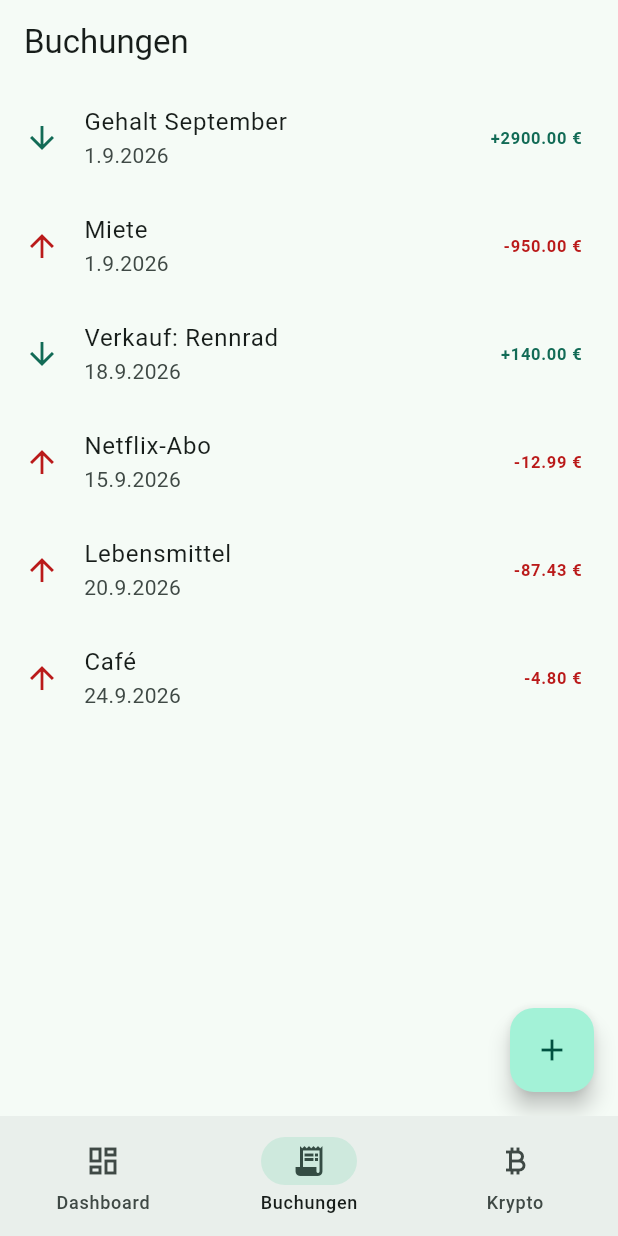
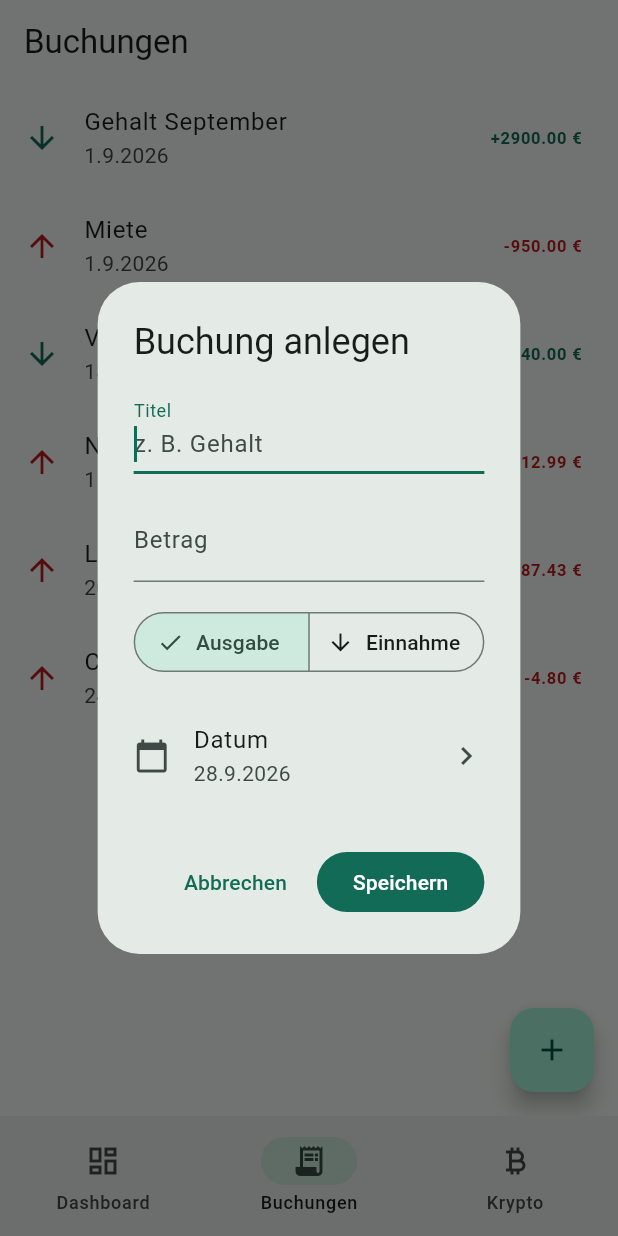
Before and after one commit to jchillah/wealth_flow, a Flutter app: the screen it shows after launch, item 2 of the bottom bar chosen, after a tap on the "add" icon, on a phone screen of 412 x 824 dp. Run offline on Flutter 3.47's test engine with Material 3 defaults, Android fonts, the phone set to English and light mode, and no system bars; our stand-ins replace equatable, flutter_bloc.

Commit message:
feat: implement AddTransactionDialog for creating transactions

```diff
--- a/lib/features/transactions/presentation/transactions_screen.dart
+++ b/lib/features/transactions/presentation/transactions_screen.dart
@@ -1,7 +1,9 @@
+// features/transactions/presentation/transactions_screen.dart
 import 'package:flutter/material.dart';
 import 'package:flutter_bloc/flutter_bloc.dart';
-
+import 'package:wealth_flow/features/transactions/domain/transaction_entry.dart';
 import 'package:wealth_flow/features/transactions/presentation/bloc/transaction_bloc.dart';
+import 'package:wealth_flow/features/transactions/presentation/widgets/add_transaction_dialog.dart';
 
 /// Feature: transactions – presentation layer.
 /// Bloc-driven: state in, widgets out. The screen owns NO data itself.
@@ -55,10 +57,17 @@ class TransactionsScreen extends StatelessWidget {
         },
       ),
       floatingActionButton: FloatingActionButton(
-        onPressed: () {
-          // #4: opens the "Buchung anlegen" dialog (your task!)
-          // Hint: context.read<TransactionBloc>()
-          //          .add(TransactionAdded(...));
+        onPressed: () async {
+          final entry = await showDialog<TransactionEntry>(
+            context: context,
+            builder: (_) => const AddTransactionDialog(),
+          );
+
+          if (!context.mounted || entry == null) {
+            return;
+          }
+
+          context.read<TransactionBloc>().add(TransactionAdded(entry));
         },
         child: const Icon(Icons.add),
       ),
--- /dev/null
+++ b/lib/features/transactions/presentation/widgets/add_transaction_dialog.dart
@@ -0,0 +1,172 @@
+// features/transactions/presentation/widgets/add_transaction_dialog.dart
+import 'package:flutter/material.dart';
+import 'package:wealth_flow/features/transactions/domain/transaction_entry.dart';
+
+class AddTransactionDialog extends StatefulWidget {
+  const AddTransactionDialog({super.key});
+
+  @override
+  State<AddTransactionDialog> createState() => _AddTransactionDialogState();
+}
+
+class _AddTransactionDialogState extends State<AddTransactionDialog> {
+  final _formKey = GlobalKey<FormState>();
+
+  final _titleController = TextEditingController();
+  final _amountController = TextEditingController();
+
+  bool _isIncome = false;
+  DateTime _selectedDate = DateTime.now();
+
+  @override
+  void dispose() {
+    _titleController.dispose();
+    _amountController.dispose();
+    super.dispose();
+  }
+
+  void _submit() {
+    if (!_formKey.currentState!.validate()) {
+      return;
+    }
+
+    final amount = _amountController.text.trim().isEmpty
+        ? null
+        : double.tryParse(_amountController.text.trim().replaceAll(',', '.'));
+
+    if (amount == null || amount <= 0) {
+      return;
+    }
+
+    final entry = TransactionEntry(
+      title: _titleController.text.trim(),
+      amount: amount,
+      isIncome: _isIncome,
+      date: _selectedDate,
+    );
+
+    Navigator.of(context).pop(entry);
+  }
+
+  Future<void> _selectDate() async {
+    final selectedDate = await showDatePicker(
+      context: context,
+      initialDate: _selectedDate,
+      firstDate: DateTime(2000),
+      lastDate: DateTime.now(),
+    );
+
+    if (selectedDate == null) {
+      return;
+    }
+
+    setState(() {
+      _selectedDate = selectedDate;
+    });
+  }
+
+  @override
+  Widget build(BuildContext context) {
+    return AlertDialog(
+      title: const Text('Buchung anlegen'),
+      content: Form(
+        key: _formKey,
+        child: SingleChildScrollView(
+          child: Column(
+            mainAxisSize: MainAxisSize.min,
+            children: [
+              TextFormField(
+                controller: _titleController,
+                autofocus: true,
+                textInputAction: TextInputAction.next,
+                decoration: const InputDecoration(
+                  labelText: 'Titel',
+                  hintText: 'z. B. Gehalt',
+                ),
+                validator: (value) {
+                  if (value == null || value.trim().isEmpty) {
+                    return 'Bitte einen Titel eingeben.';
+                  }
+
+                  return null;
+                },
+              ),
+              const SizedBox(height: 16),
+              TextFormField(
+                controller: _amountController,
+                keyboardType: const TextInputType.numberWithOptions(
+                  decimal: true,
+                ),
+                textInputAction: TextInputAction.done,
+                decoration: const InputDecoration(
+                  labelText: 'Betrag',
+                  suffixText: '€',
+                ),
+                validator: (value) {
+                  if (value == null || value.trim().isEmpty) {
+                    return 'Bitte einen Betrag eingeben.';
+                  }
+
+                  final amount = double.tryParse(
+                    value.trim().replaceAll(',', '.'),
+                  );
+
+                  if (amount == null) {
+                    return 'Bitte eine gültige Zahl eingeben.';
+                  }
+
+                  if (amount <= 0) {
+                    return 'Der Betrag muss größer als 0 sein.';
+                  }
+
+                  return null;
+                },
+              ),
+              const SizedBox(height: 16),
+              SegmentedButton<bool>(
+                segments: const [
+                  ButtonSegment<bool>(
+                    value: false,
+                    label: Text('Ausgabe'),
+                    icon: Icon(Icons.arrow_upward),
+                  ),
+                  ButtonSegment<bool>(
+                    value: true,
+                    label: Text('Einnahme'),
+                    icon: Icon(Icons.arrow_downward),
+                  ),
+                ],
+                selected: {_isIncome},
+                onSelectionChanged: (selection) {
+                  setState(() {
+                    _isIncome = selection.first;
+                  });
+                },
+              ),
+              const SizedBox(height: 16),
+              ListTile(
+                contentPadding: EdgeInsets.zero,
+                leading: const Icon(Icons.calendar_today),
+                title: const Text('Datum'),
+                subtitle: Text(
+                  '${_selectedDate.day}.'
+                  '${_selectedDate.month}.'
+                  '${_selectedDate.year}',
+                ),
+                trailing: const Icon(Icons.chevron_right),
+                onTap: _selectDate,
+              ),
+            ],
+          ),
+        ),
+      ),
+      actions: [
+        TextButton(
+          onPressed: () => Navigator.of(context).pop(),
+          child: const Text('Abbrechen'),
+        ),
+        FilledButton(onPressed: _submit, child: const Text('Speichern')),
+      ],
+    );
+  }
+}
```
